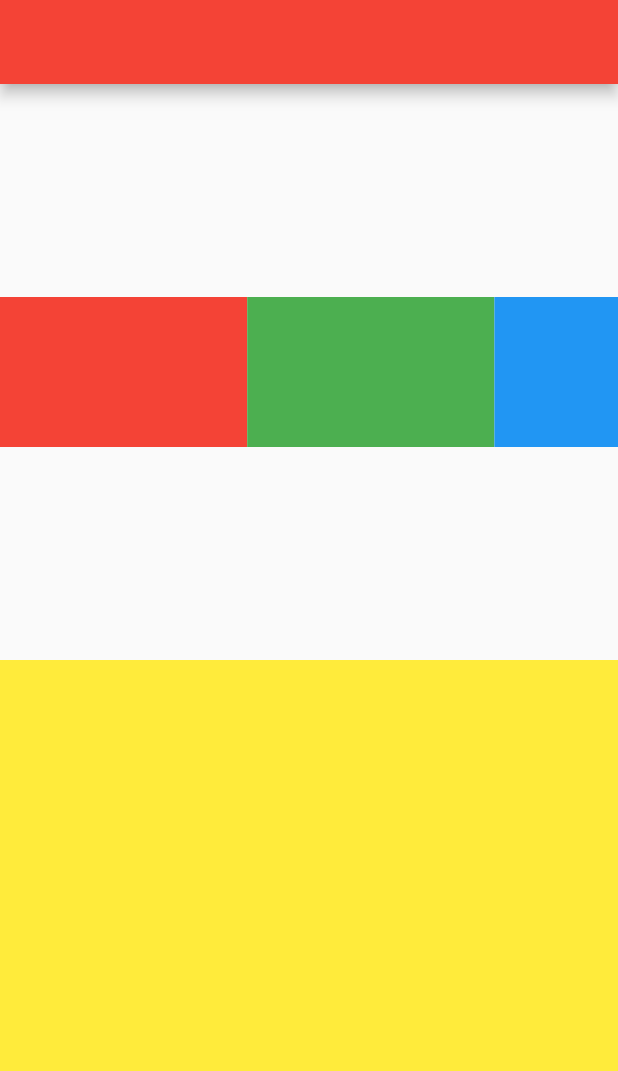
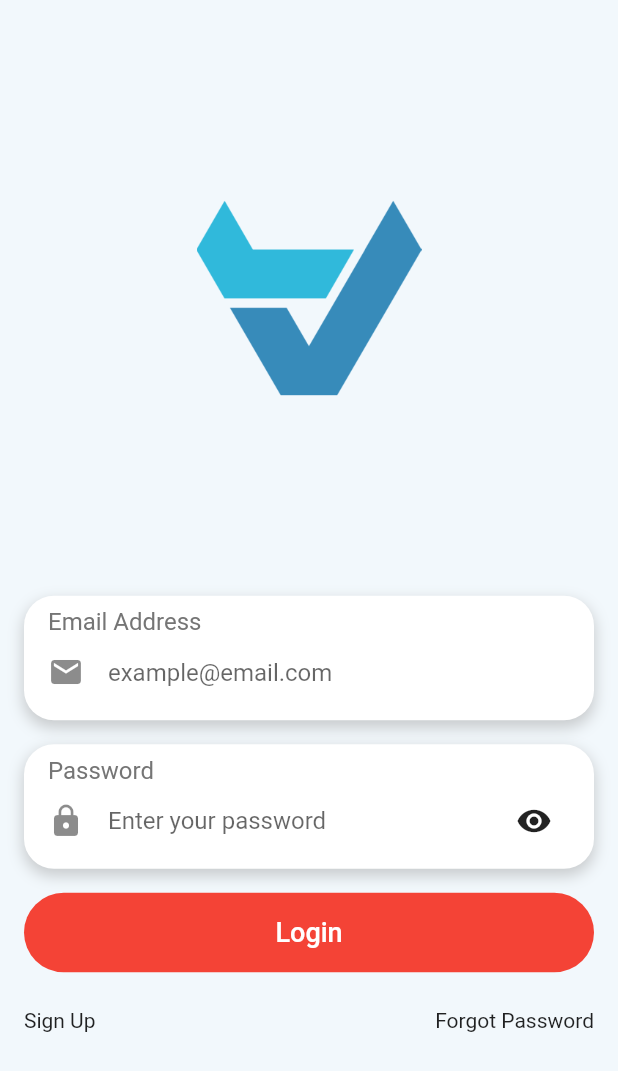
Before and after one commit to AngDrew/flutter_course, a Flutter app: the screen it shows after launch, on a phone screen of 412 x 824 dp. Shown: the top 1071 px of the screen. Run offline on Flutter 3.47's test engine with Material 2 defaults, Android fonts, the phone set to English and light mode, and no system bars.

Commit message:
Login Screen

```diff
--- a/lib/src/utils/routes.dart
+++ b/lib/src/utils/routes.dart
@@ -1,9 +1,11 @@
 import 'package:flutter/material.dart';
 import 'package:flutter_course/src/views/landing_screen/landing_v.dart';
+import 'package:flutter_course/src/views/login_screen/login_v.dart';
 import 'package:flutter_course/src/views/splash_screen/splash_v.dart';
 
 const String rootRoute = '/';
 const String landingRoute = '/landing';
+const String loginRoute = '/login';
 const String notFoundRoute = '/not_found';
 
 /// dokumentasi tes
@@ -21,6 +23,11 @@ Route<dynamic> onGeneratedRoutes(RouteSettings settings) {
     case landingRoute:
       return MaterialPageRoute(
         builder: (context) => LandingScreen(),
+        settings: settings,
+      );
+    case loginRoute:
+      return MaterialPageRoute(
+        builder: (context) => LoginScreen(),
         settings: settings,
       );
 
--- /dev/null
+++ b/lib/src/views/login_screen/login_v.dart
@@ -0,0 +1,178 @@
+import 'package:flutter/material.dart';
+
+class LoginScreen extends StatefulWidget {
+  const LoginScreen({Key? key}) : super(key: key);
+
+  @override
+  _LoginScreenState createState() => _LoginScreenState();
+}
+
+class _LoginScreenState extends State<LoginScreen> {
+  @override
+  Widget build(BuildContext context) {
+    final Size size = MediaQuery.of(context).size;
+
+    return GestureDetector(
+      onTap: FocusScope.of(context).unfocus,
+      child: Scaffold(
+        backgroundColor: Color(0xFFF2F8FC),
+        body: ListView(
+          padding: const EdgeInsets.symmetric(horizontal: 16),
+          children: [
+            SizedBox(height: size.height * 0.15),
+            SizedBox(
+              height: 150,
+              child: Image.asset('assets/images/pngegg.png'),
+            ),
+            SizedBox(height: size.height * 0.15),
+            MyAuthField(
+              hint: 'example@email.com',
+              icon: Icons.email,
+              label: 'Email Address',
+            ),
+            const SizedBox(height: 16),
+            MyAuthField(
+              hint: 'Enter your password',
+              icon: Icons.lock,
+              label: 'Password',
+              isPassword: true,
+            ),
+            const SizedBox(height: 16),
+            ElevatedButton(
+              onPressed: () {},
+              child: Padding(
+                padding: const EdgeInsets.all(16.0),
+                child: Text(
+                  'Login',
+                  style: TextStyle(fontSize: 18),
+                ),
+              ),
+              style: ButtonStyle(
+                elevation: MaterialStateProperty.all(0),
+                shape: MaterialStateProperty.all(
+                  RoundedRectangleBorder(
+                    borderRadius: BorderRadius.circular(32),
+                  ),
+                ),
+              ),
+            ),
+            const SizedBox(height: 24),
+            Row(
+              mainAxisAlignment: MainAxisAlignment.spaceBetween,
+              children: [
+                GestureDetector(
+                  onTap: () {
+                    ScaffoldMessenger.of(context).showSnackBar(
+                      SnackBar(
+                        content: Text('Register'),
+                      ),
+                    );
+                  },
+                  child: Text('Sign Up'),
+                ),
+                GestureDetector(
+                  onTap: () {
+                    ScaffoldMessenger.of(context).showSnackBar(
+                      SnackBar(
+                        content: Text('Lupa password'),
+                      ),
+                    );
+                  },
+                  child: Text('Forgot Password'),
+                ),
+              ],
+            )
+          ],
+        ),
+      ),
+    );
+  }
+}
+
+class MyAuthField extends StatefulWidget {
+  const MyAuthField({
+    Key? key,
+    required this.label,
+    this.hint = '',
+    required this.icon,
+    this.isPassword = false,
+  }) : super(key: key);
+
+  final String label;
+  final String hint;
+  final IconData icon;
+  final bool isPassword;
+
+  @override
+  _MyAuthFieldState createState() => _MyAuthFieldState();
+}
+
+class _MyAuthFieldState extends State<MyAuthField> {
+  bool showPassword = false;
+
+  @override
+  Widget build(BuildContext context) {
+    return Container(
+      decoration: BoxDecoration(
+        borderRadius: BorderRadius.circular(20),
+        color: Colors.white,
+        boxShadow: [
+          BoxShadow(
+            spreadRadius: 0.5,
+            blurRadius: 8,
+            offset: Offset(0, 4),
+            color: Colors.grey.withOpacity(0.5),
+          )
+        ],
+      ),
+      padding:
+          const EdgeInsets.all(8) + const EdgeInsets.symmetric(horizontal: 8),
+      child: Column(
+        crossAxisAlignment: CrossAxisAlignment.start,
+        children: [
+          Text(
+            widget.label,
+            style: TextStyle(
+              fontSize: 16,
+              color: Colors.grey[600],
+            ),
+          ),
+          Row(
+            children: [
+              Expanded(
+                child: TextField(
+                  decoration: InputDecoration(
+                    // isDense: true,
+                    // contentPadding: const EdgeInsets.symmetric(vertical: 8),
+                    // labelText: 'Email Address',
+                    // labelStyle: TextStyle(
+                    //   fontSize: 18,
+                    // ),
+                    // hintText: 'Email Address',
+                    hintText: widget.hint,
+                    icon: Icon(
+                      widget.icon,
+                      size: 24,
+                    ),
+                    border: InputBorder.none,
+                  ),
+                  obscureText: !showPassword,
+                ),
+              ),
+              if (widget.isPassword)
+                IconButton(
+                  onPressed: () {
+                    showPassword = !showPassword;
+                    setState(() {});
+                  },
+                  icon: Icon(
+                    showPassword ? Icons.visibility_off : Icons.visibility,
+                  ),
+                )
+            ],
+          ),
+        ],
+      ),
+    );
+  }
+}
--- a/lib/src/views/splash_screen/splash_v.dart
+++ b/lib/src/views/splash_screen/splash_v.dart
@@ -23,7 +23,7 @@ class _SplashScreenState extends State<SplashScreen> {
   Future<void> simulateSplashScreen() async {
     await Future.delayed(Duration(seconds: 2));
 
-    Navigator.pushReplacementNamed(context, landingRoute);
+    Navigator.pushReplacementNamed(context, loginRoute);
   }
 
   @override
```
